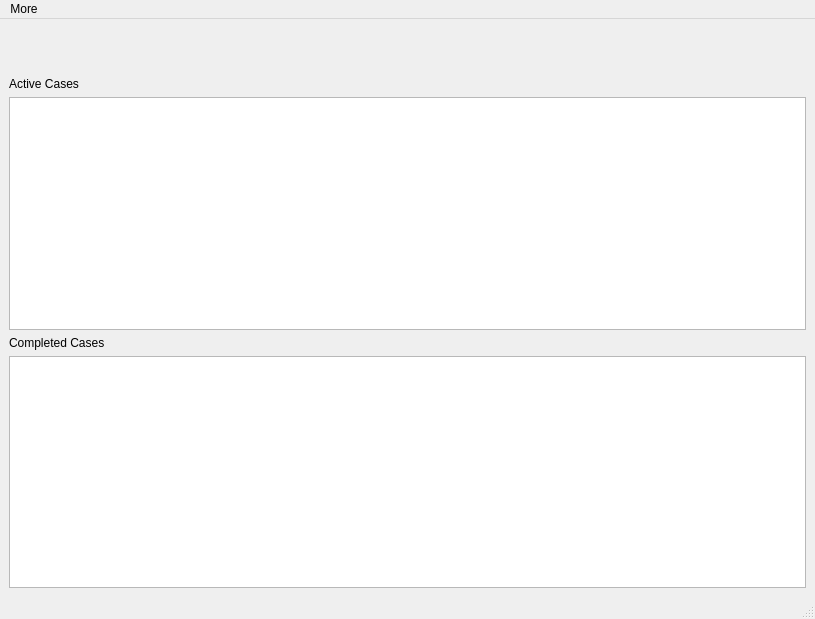
Old version of the form PT-Helpdesk-Server/mainwindow.ui in the repository lukpro681/PT-Helpdesk.
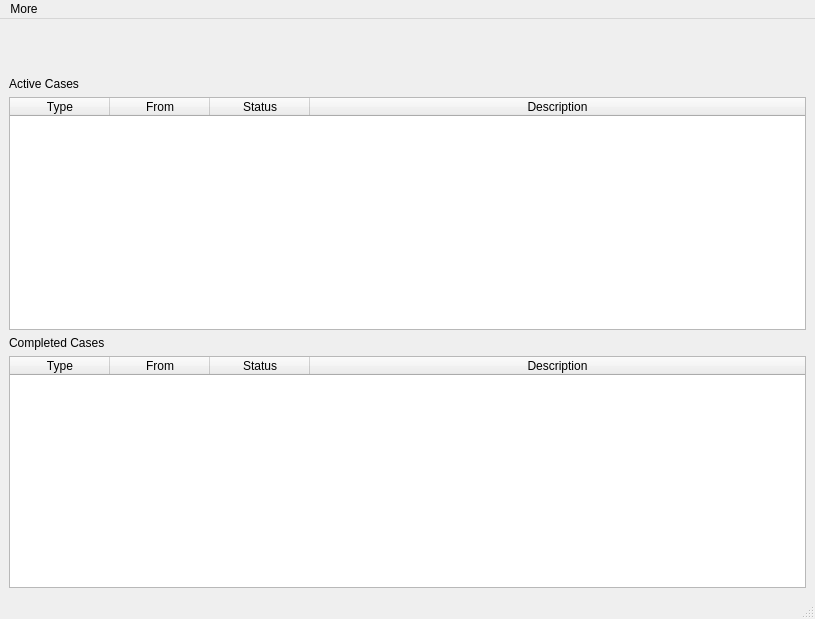
New version of the form. Icons and pictures are not drawn.

```diff
--- a/PT-Helpdesk-Server/mainwindow.ui
+++ b/PT-Helpdesk-Server/mainwindow.ui
@@ -49,7 +49,58 @@
      </widget>
     </item>
     <item>
-     <widget class="QListWidget" name="activeCaseWidget"/>
+     <widget class="QTableWidget" name="activeCaseWidget">
+      <property name="sortingEnabled">
+       <bool>true</bool>
+      </property>
+      <property name="columnCount">
+       <number>4</number>
+      </property>
+      <attribute name="horizontalHeaderCascadingSectionResizes">
+       <bool>false</bool>
+      </attribute>
+      <attribute name="horizontalHeaderMinimumSectionSize">
+       <number>35</number>
+      </attribute>
+      <attribute name="horizontalHeaderDefaultSectionSize">
+       <number>100</number>
+      </attribute>
+      <attribute name="horizontalHeaderShowSortIndicator" stdset="0">
+       <bool>true</bool>
+      </attribute>
+      <attribute name="horizontalHeaderStretchLastSection">
+       <bool>true</bool>
+      </attribute>
+      <attribute name="verticalHeaderCascadingSectionResizes">
+       <bool>false</bool>
+      </attribute>
+      <attribute name="verticalHeaderShowSortIndicator" stdset="0">
+       <bool>false</bool>
+      </attribute>
+      <attribute name="verticalHeaderStretchLastSection">
+       <bool>false</bool>
+      </attribute>
+      <column>
+       <property name="text">
+        <string>Type</string>
+       </property>
+      </column>
+      <column>
+       <property name="text">
+        <string>From</string>
+       </property>
+      </column>
+      <column>
+       <property name="text">
+        <string>Status</string>
+       </property>
+      </column>
+      <column>
+       <property name="text">
+        <string>Description</string>
+       </property>
+      </column>
+     </widget>
     </item>
     <item>
      <widget class="QLabel" name="infoLabel2">
@@ -59,7 +110,31 @@
      </widget>
     </item>
     <item>
-     <widget class="QListWidget" name="completeCaseWidget"/>
+     <widget class="QTableWidget" name="completeCaseWidget">
+      <attribute name="horizontalHeaderStretchLastSection">
+       <bool>true</bool>
+      </attribute>
+      <column>
+       <property name="text">
+        <string>Type</string>
+       </property>
+      </column>
+      <column>
+       <property name="text">
+        <string>From</string>
+       </property>
+      </column>
+      <column>
+       <property name="text">
+        <string>Status</string>
+       </property>
+      </column>
+      <column>
+       <property name="text">
+        <string>Description</string>
+       </property>
+      </column>
+     </widget>
     </item>
    </layout>
   </widget>
```
